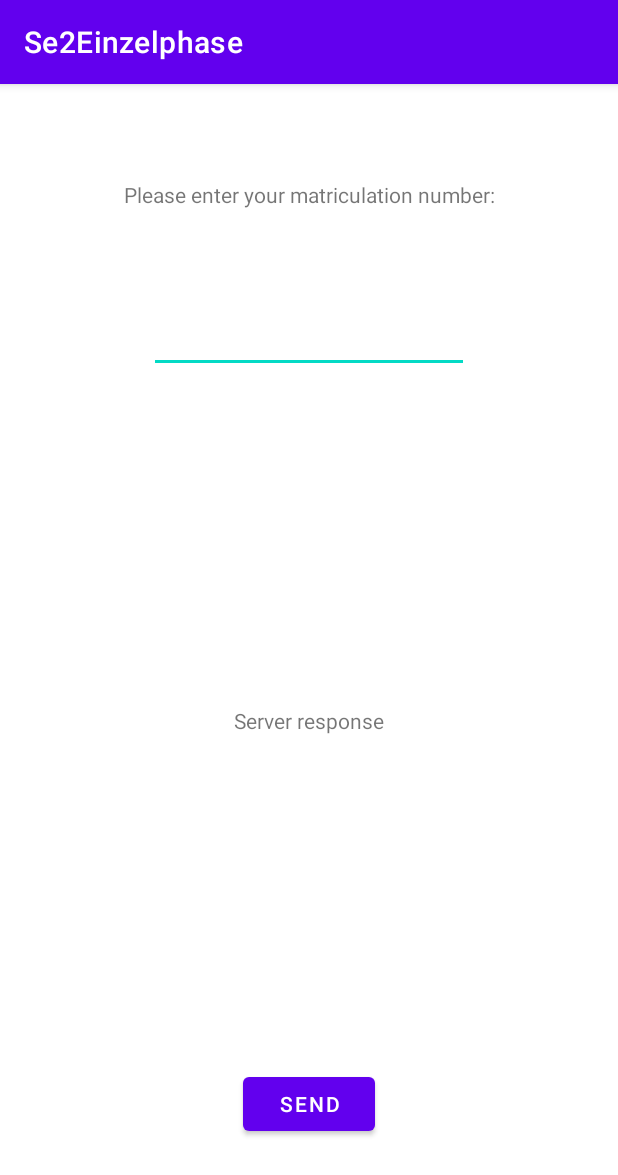
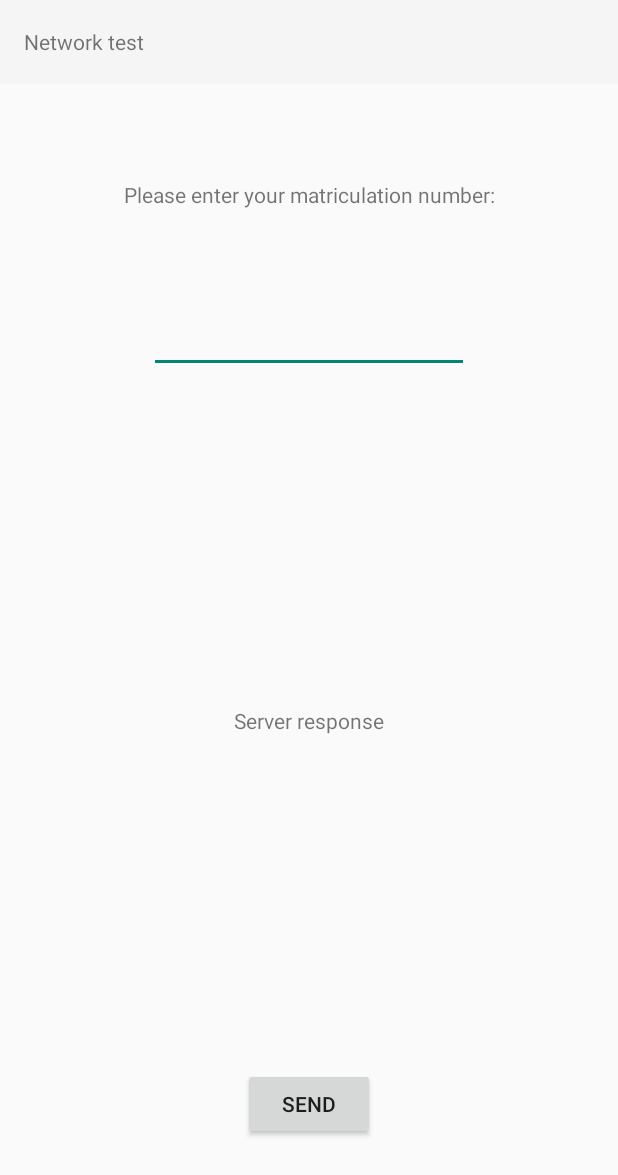
Before and after one commit to kuttnig/se2-einzelphase, an Android app: the screen it shows after launch (MainActivity), on a phone screen of 412 x 824 dp. Shown: the top 1175 px of the screen. Run offline under Robolectric (Android 15) with nearby library versions, the phone set to English and light mode, and no system bars.

Commit message:
Add a toolbar to both activities (main, calculation)

```diff
--- a/app/src/main/AndroidManifest.xml
+++ b/app/src/main/AndroidManifest.xml
@@ -8,7 +8,7 @@
         android:label="@string/app_name"
         android:roundIcon="@mipmap/ic_launcher_round"
         android:supportsRtl="true"
-        android:theme="@style/Theme.Se2Einzelphase">
+        android:theme="@style/Theme.AppCompat.Light.NoActionBar">
         <activity
             android:name=".CalculationActivity"
             android:exported="false" />
--- a/app/src/main/res/layout/activity_main.xml
+++ b/app/src/main/res/layout/activity_main.xml
@@ -5,6 +5,27 @@
     android:layout_width="match_parent"
     android:layout_height="match_parent"
     tools:context=".MainActivity">
+
+    <androidx.appcompat.widget.Toolbar
+        android:id="@+id/activity_main_toolbar"
+        android:layout_width="match_parent"
+        android:layout_height="?attr/actionBarSize"
+        android:background="?attr/colorPrimary"
+        android:minHeight="?attr/actionBarSize"
+        android:theme="?attr/actionBarTheme"
+        app:layout_constraintEnd_toEndOf="parent"
+        app:layout_constraintStart_toStartOf="parent"
+        app:layout_constraintTop_toTopOf="parent">
+
+        <TextView
+            android:id="@+id/activity_main_toolbar_text"
+            android:layout_width="wrap_content"
+            android:layout_height="wrap_content"
+            android:text="@string/activity_main_toolbar_title"
+            app:layout_constraintBottom_toBottomOf="parent"
+            app:layout_constraintStart_toStartOf="parent"
+            app:layout_constraintTop_toTopOf="parent" />
+    </androidx.appcompat.widget.Toolbar>
 
     <TextView
         android:id="@+id/activity_main_input_instruction"
@@ -14,7 +35,7 @@
         android:text="@string/activity_main_input_instruction"
         app:layout_constraintEnd_toEndOf="parent"
         app:layout_constraintStart_toStartOf="parent"
-        app:layout_constraintTop_toTopOf="parent" />
+        app:layout_constraintTop_toBottomOf="@+id/activity_main_toolbar" />
 
     <EditText
         android:id="@+id/activity_main_user_input"
@@ -46,4 +67,5 @@
         app:layout_constraintBottom_toBottomOf="parent"
         app:layout_constraintEnd_toEndOf="parent"
         app:layout_constraintStart_toStartOf="parent" />
+
 </androidx.constraintlayout.widget.ConstraintLayout>
--- a/app/src/main/res/values/strings.xml
+++ b/app/src/main/res/values/strings.xml
@@ -4,8 +4,10 @@
     <string name="activity_main_input_instruction">Please enter your matriculation number:</string>
     <string name="activity_main_send">Send</string>
     <string name="activity_main_server_response">Server response</string>
+    <string name="activity_main_toolbar_title">Network test</string>
 
     <string name="activity_calculation_input_instruction">Please enter a number n:</string>
     <string name="activity_calculation_compute">Compute</string>
     <string name="activity_calculation_result">Result</string>
+    <string name="activity_calculation_toolbar_title">Calculation</string>
 </resources>
```
Also changed, not shown: app/src/main/res/layout/activity_calculation.xml (+22 -1 lines).
